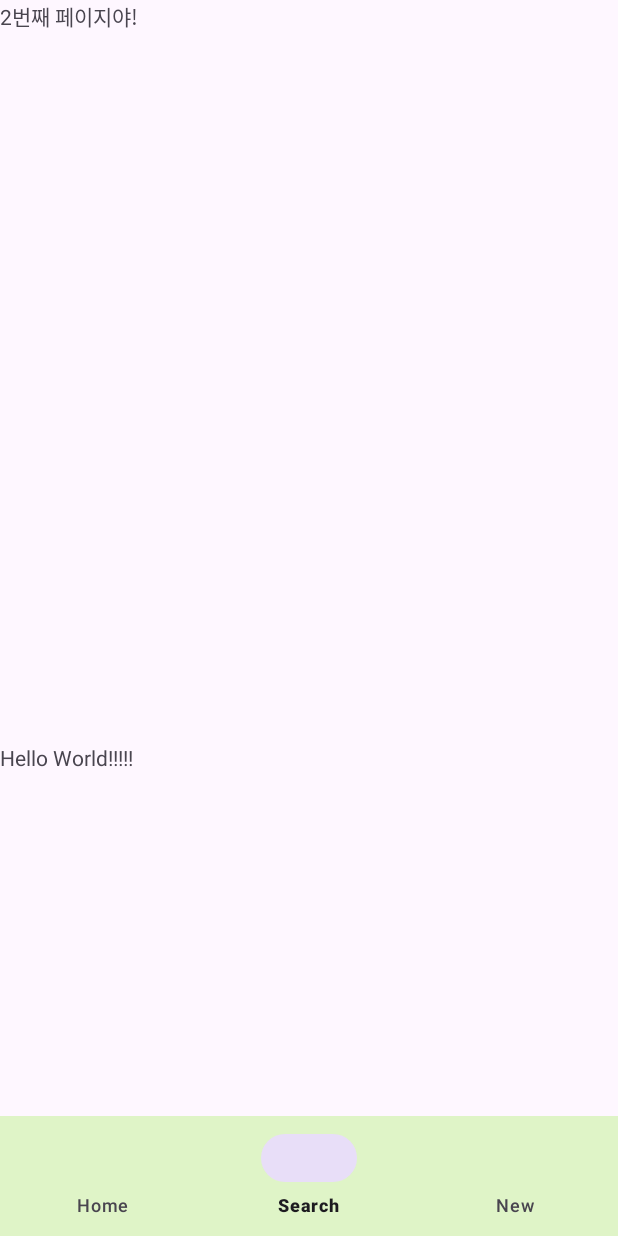
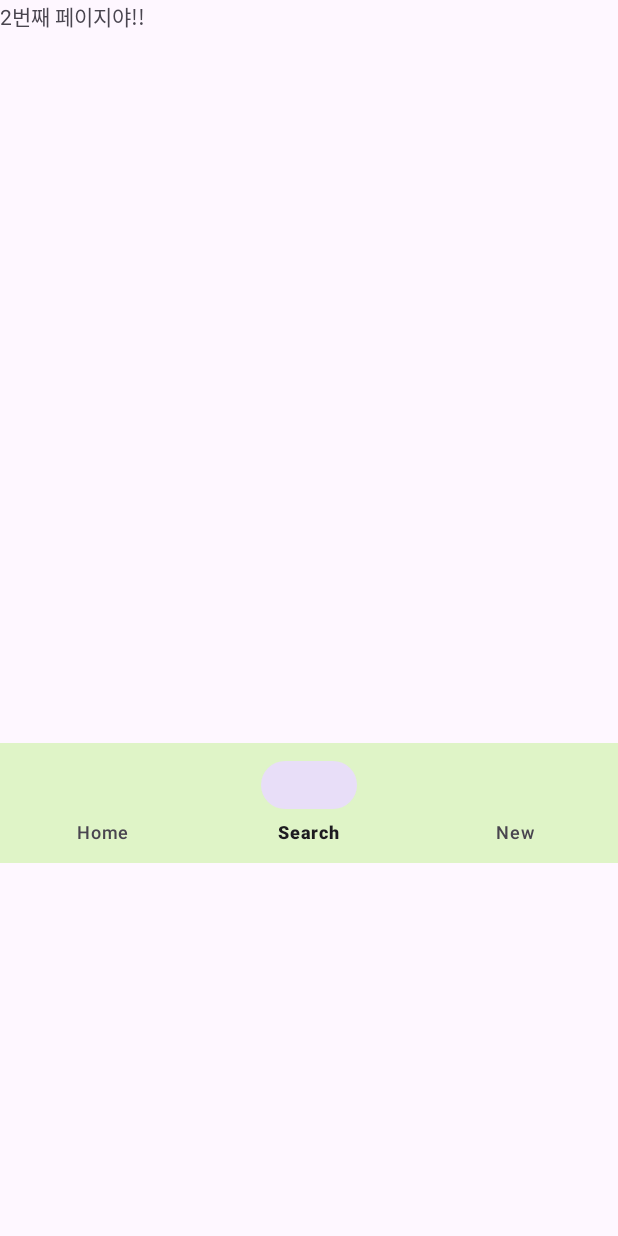
Before and after one commit to txxnrd/My_Application, an Android app: the screen it shows after launch (MainActivity), item 2 of the bottom bar chosen, on a phone screen of 412 x 824 dp. Run offline under Robolectric (Android 15) with nearby library versions, the phone set to English and light mode, and no system bars.

Commit message:
하하하 힘내보자^~^

```diff
--- a/app/src/main/res/layout/activity_main.xml
+++ b/app/src/main/res/layout/activity_main.xml
@@ -13,12 +13,6 @@
         android:layout_height="495dp"></FrameLayout>
 
 
-    <TextView
-        android:layout_width="wrap_content"
-        android:layout_height="0dp"
-        android:layout_weight="1"
-        android:text="Hello World!!!!!" />
-
     <com.google.android.material.bottomnavigation.BottomNavigationView
         android:id="@+id/Smenu"
         android:layout_width="match_parent"
@@ -29,6 +23,4 @@
         app:menu="@menu/smenu" />
 
 
-
-
 </LinearLayout>
--- a/app/src/main/res/layout/fragment_1.xml
+++ b/app/src/main/res/layout/fragment_1.xml
@@ -9,7 +9,7 @@
         android:layout_width="wrap_content"
         android:layout_height="wrap_content"
         android:layout_margin="20dp"
-        android:text="친구 목록"
+        android:text="친구 목록~~"
         android:textSize="20sp"
         android:textColor="#000"
         android:textStyle="bold"/>
--- a/app/src/main/res/layout/fragment_2.xml
+++ b/app/src/main/res/layout/fragment_2.xml
@@ -9,6 +9,6 @@
     <TextView
         android:layout_width="match_parent"
         android:layout_height="match_parent"
-        android:text="2번째 페이지야!" />
+        android:text="2번째 페이지야!!" />
 
 </FrameLayout>
--- a/app/src/main/res/layout/fragment_3.xml
+++ b/app/src/main/res/layout/fragment_3.xml
@@ -9,6 +9,6 @@
     <TextView
         android:layout_width="match_parent"
         android:layout_height="match_parent"
-        android:text="3번째 페이지야!" />
+        android:text="3번째 페이지야!!" />
 
 </FrameLayout>
```
